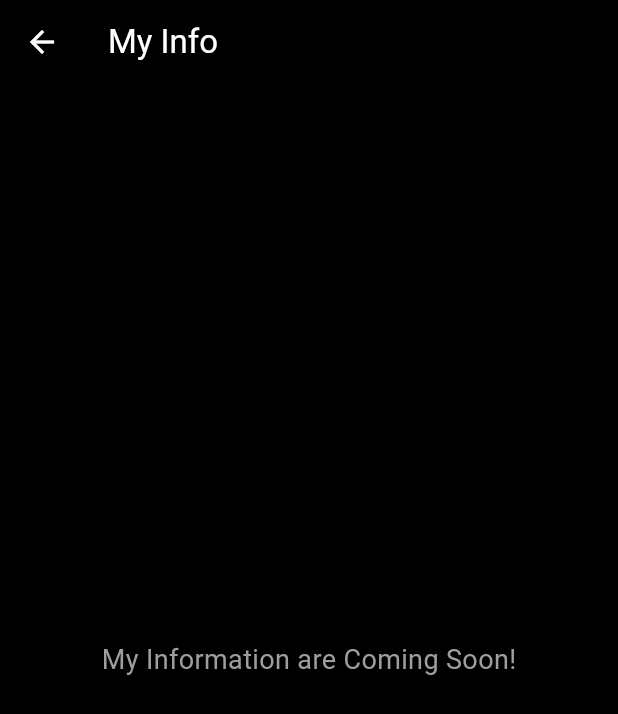
After one commit to AhmedAljalabi/mp3_player, a Flutter app: the My_Info screen opened by its route, on a phone screen of 412 x 824 dp. The commit adds this screen. Shown: the top 714 px of the screen. Run offline on Flutter 3.47's test engine with Material 3 defaults, Android fonts, the phone set to English and light mode, and no system bars; our stand-ins replace just_audio, on_audio_query, permission_handler.

Commit message:
Adding new screens

```diff
--- a/lib/main.dart
+++ b/lib/main.dart
@@ -3,6 +3,8 @@ import 'screens/home.dart';
 import 'screens/favorites.dart';
 import 'screens/equalizer.dart';
 import 'screens/my_notification.dart';
+import 'screens/myinfo.dart';
+import 'screens/mysearch.dart';
 
 void main() {
   runApp(const MyApp());
@@ -30,6 +32,8 @@ class MyApp extends StatelessWidget {
           '/manage_favorites': (context) => Favorites(),
           '/equalizer': (context) => Equalizer(),
           '/my_notification': (context) => My_Notification(),
+          '/my_search': (context) => My_Search(),
+          '/my_info': (context) => My_Info(),
 
         },
     );
--- /dev/null
+++ b/lib/screens/myinfo.dart
@@ -0,0 +1,42 @@
+import 'package:flutter/material.dart';
+import 'home.dart';
+import 'favorites.dart';
+import 'equalizer.dart';
+import 'package:mp3_player/screens/playerscreen.dart';
+import 'package:on_audio_query/on_audio_query.dart';
+import 'package:permission_handler/permission_handler.dart';
+import 'dart:async';
+
+class My_Info extends StatefulWidget {
+  const My_Info({super.key});
+
+  @override
+  State<My_Info> createState() => _My_InfoState();
+}
+
+class _My_InfoState extends State<My_Info> {
+  @override
+  Widget build(BuildContext context) {
+    return Scaffold(
+      appBar: AppBar(
+        leading: IconButton(
+          icon: const Icon(Icons.arrow_back),
+          onPressed: () {
+          Navigator.pushNamed(context, '/');
+           },
+        ),
+
+        title: const Text('My Info'),
+        backgroundColor:
+            Colors.black, // Themed color similar to your inspirations
+        foregroundColor: Colors.white,
+      ),
+      body: const Center(
+        child: Text(
+          'My Information are Coming Soon!',
+          style: TextStyle(fontSize: 18, color: Colors.grey),
+        ),
+      ),
+    );
+  }
+}
```
Also changed, not shown: lib/screens/home.dart (+33 -5 lines), lib/screens/mysearch.dart (added, +42 -0 lines).
